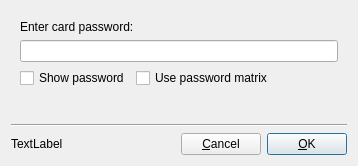
The window that ui/pindialog.ui (Nitrokey/nitrokey-app) describes before a commit, drawn with Qt 5.
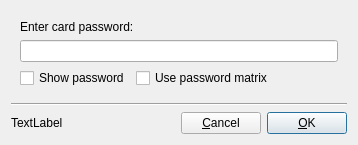
The same window after the commit. Icons and pictures are not drawn.

What changed in the file:
```diff
--- a/ui/pindialog.ui
+++ b/ui/pindialog.ui
@@ -7,7 +7,7 @@
     <x>0</x>
     <y>0</y>
     <width>358</width>
-    <height>166</height>
+    <height>137</height>
    </rect>
   </property>
   <property name="sizePolicy">
@@ -121,7 +121,7 @@
      </property>
      <property name="sizeHint" stdset="0">
       <size>
-       <width>20</width>
+       <width>0</width>
        <height>0</height>
       </size>
      </property>
```
Left out of the diff: 4 changed lines with no effect on the pictures.
